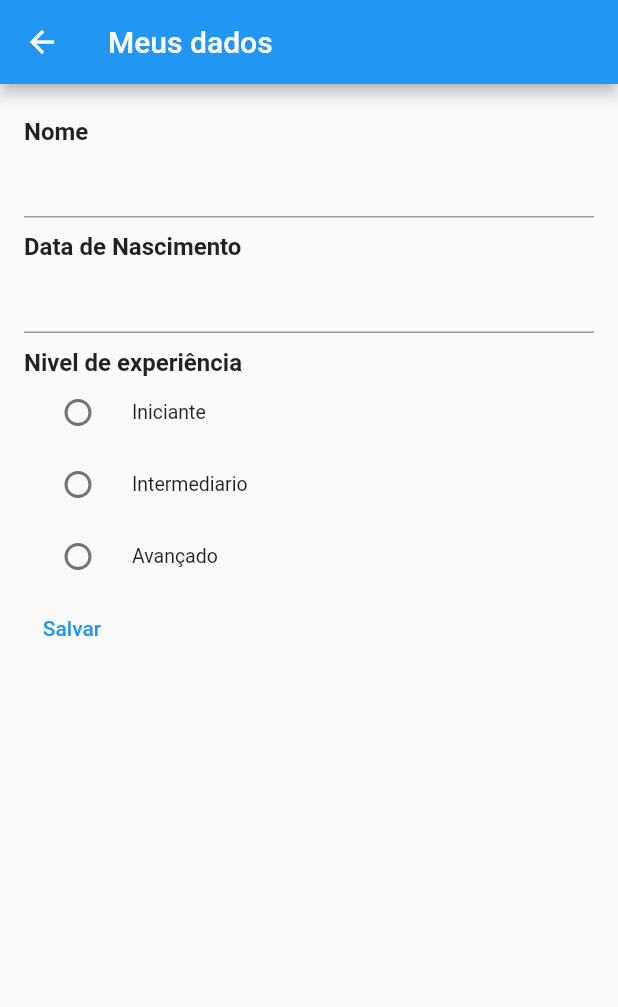
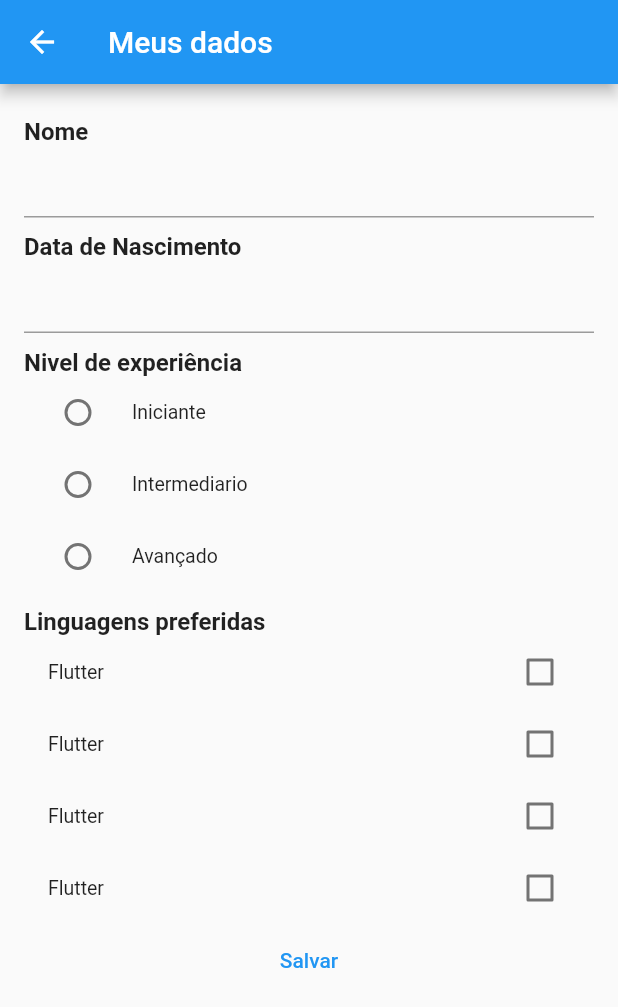
Before and after one commit to FilipeJN/trilhaapp, a Flutter app: the DadosCadastraisPage screen opened directly, on a phone screen of 412 x 824 dp. Shown: the top 1007 px of the screen. Run offline on Flutter 3.47's test engine with Material 2 defaults, Android fonts, the phone set to English and light mode, and no system bars; our stand-ins replace google_fonts; network calls fail.

Commit message:
Adicionando chebox a pagina dados cadastrais

```diff
--- a/lib/pages/dados_cadastrais.dart
+++ b/lib/pages/dados_cadastrais.dart
@@ -1,4 +1,5 @@
 import 'package:flutter/material.dart';
+import 'package:trilhaapp/repositories/linguagens_repository.dart';
 import 'package:trilhaapp/repositories/nivel_repository.dart';
 import 'package:trilhaapp/shared/widgets/text_label.dart';
 
@@ -14,12 +15,16 @@ class _DadosCadastraisPageState extends State<DadosCadastraisPage> {
   var dataNascimentoController = TextEditingController(text: "");
   DateTime? dataNascimento;
   var nivelRepository = NivelRepository();
+  var linguagensRepository = LinguagensRepository();
   var niveis = [];
+  var linguagens = [];
+  var linguagensSelecionadas = [];
   var nivelSelecionado = "";
 
   @override
   void initState() {
     niveis = nivelRepository.retornaNiveis();
+    linguagens = linguagensRepository.retornaLingagens();
     super.initState();
   }
 
@@ -31,8 +36,7 @@ class _DadosCadastraisPageState extends State<DadosCadastraisPage> {
       ),
       body: Padding(
         padding: const EdgeInsets.symmetric(vertical: 12, horizontal: 16),
-        child: Column(
-          crossAxisAlignment: CrossAxisAlignment.start,
+        child: ListView(
           children: [
             const TextLabel(texto: "Nome"),
             TextField(
@@ -71,6 +75,28 @@ class _DadosCadastraisPageState extends State<DadosCadastraisPage> {
                           });
                         }))
                     .toList()),
+            const TextLabel(
+              texto: "Linguagens preferidas",
+            ),
+            Column(
+              children: linguagens
+                  .map((linguagem) => CheckboxListTile(
+                      dense: true,
+                      title: Text("Flutter"),
+                      value: linguagensSelecionadas.contains(linguagem),
+                      onChanged: (bool? value) {
+                        if (value!) {
+                          setState(() {
+                            linguagensSelecionadas.add(linguagem);
+                          });
+                        } else {
+                          setState(() {
+                            linguagensSelecionadas.remove(linguagem);
+                          });
+                        }
+                      }))
+                  .toList(),
+            ),
             TextButton(onPressed: () {}, child: Text("Salvar")),
           ],
         ),
--- /dev/null
+++ b/lib/repositories/linguagens_repository.dart
@@ -0,0 +1,5 @@
+class LinguagensRepository {
+  List<String> retornaLingagens() {
+    return ["dart", "C#", "Python", "Java"];
+  }
+}
```
